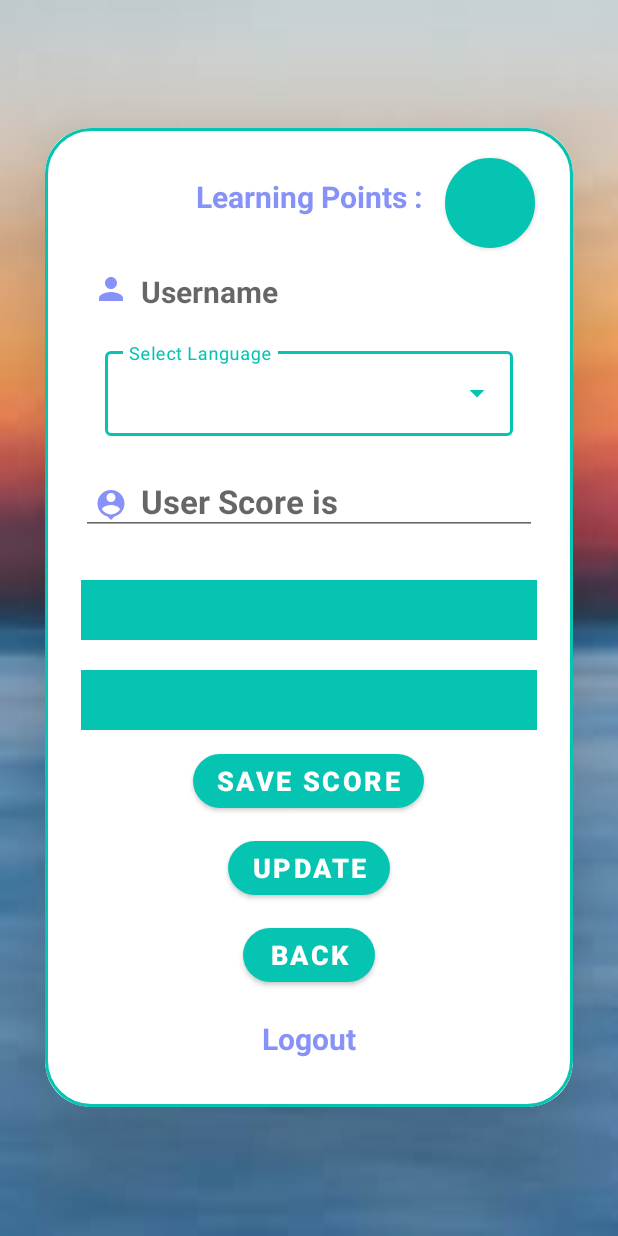
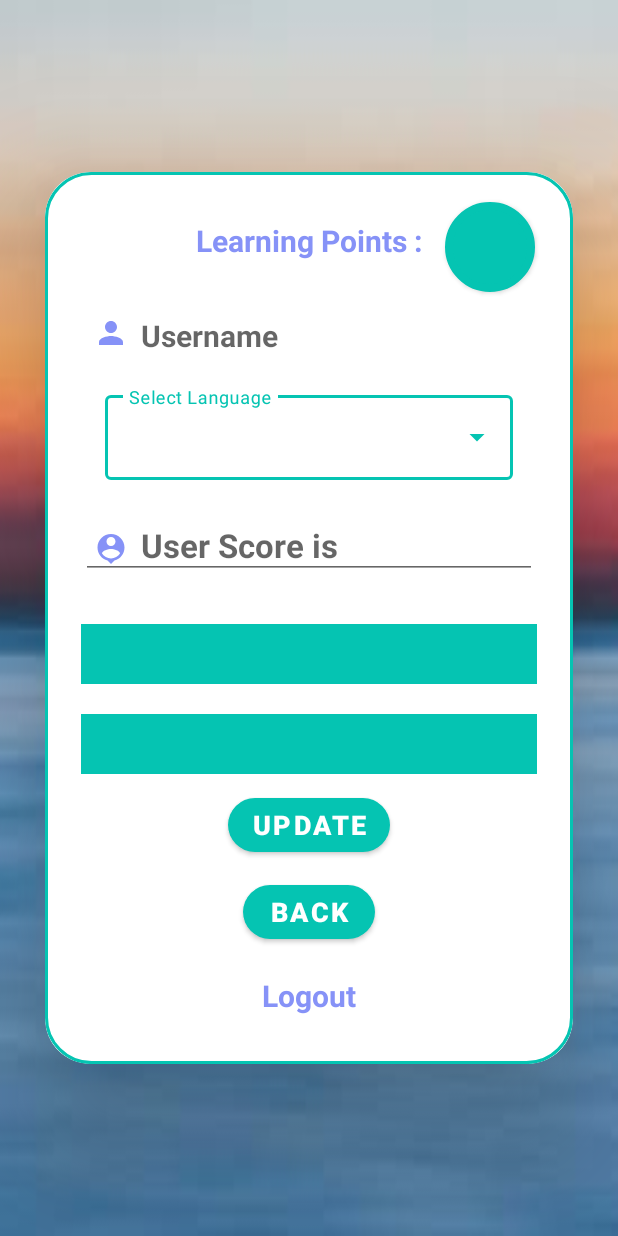
Before and after one commit to Rahulbhalerao45/Language-club-for-beginners, an Android app: the layout activity_profile.xml on its own in the app's theme, with its tools: preview values and no code run, on a phone screen of 412 x 824 dp. Run offline under Robolectric (Android 15) with nearby library versions, the phone set to English and light mode, and no system bars.

Commit message:
Initial Commit

```diff
--- a/app/src/main/res/layout/activity_profile.xml
+++ b/app/src/main/res/layout/activity_profile.xml
@@ -126,18 +126,6 @@
 
 
             <Button
-                android:id="@+id/save"
-                android:layout_width="wrap_content"
-                android:layout_height="wrap_content"
-                android:layout_gravity="center"
-                android:layout_marginTop="10dp"
-                android:text="Save Score"
-                android:textStyle="bold"
-                android:textSize="18sp"
-                app:cornerRadius="20dp" />
-
-
-            <Button
                 android:id="@+id/update_button"
                 android:layout_width="wrap_content"
                 android:layout_height="wrap_content"
```
Also changed, not shown: app/src/main/java/com/example/majorproject/Profile.java (+1 -39 lines), app/src/main/java/com/example/majorproject/Submit1.java (+31 -1 lines).
